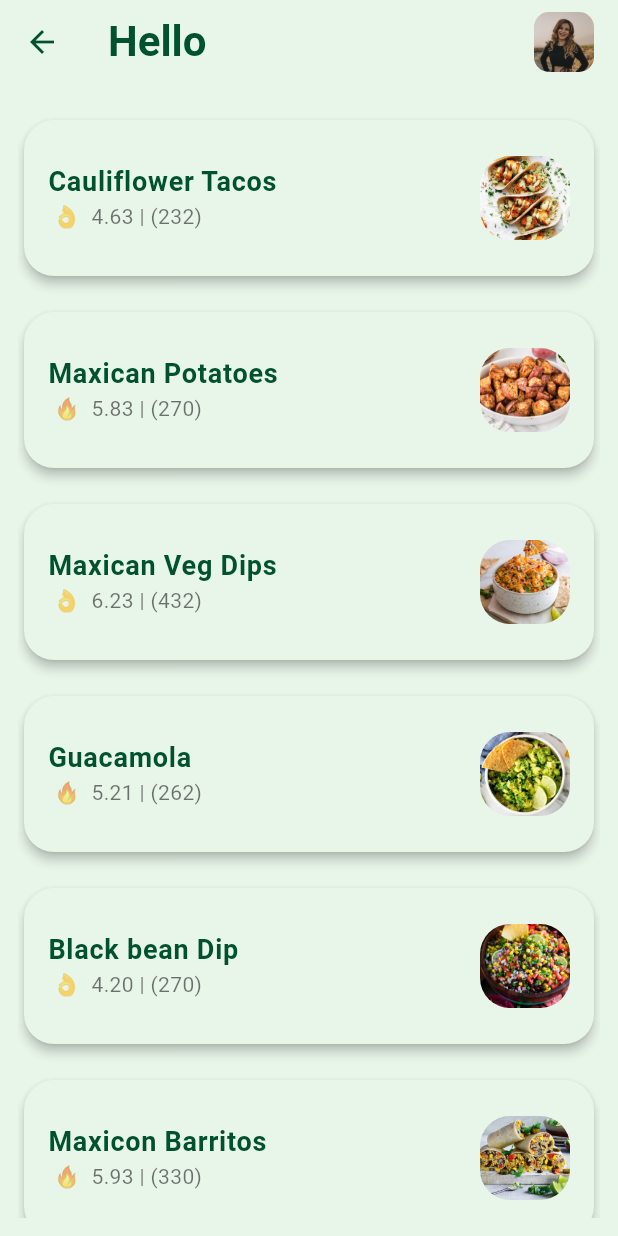
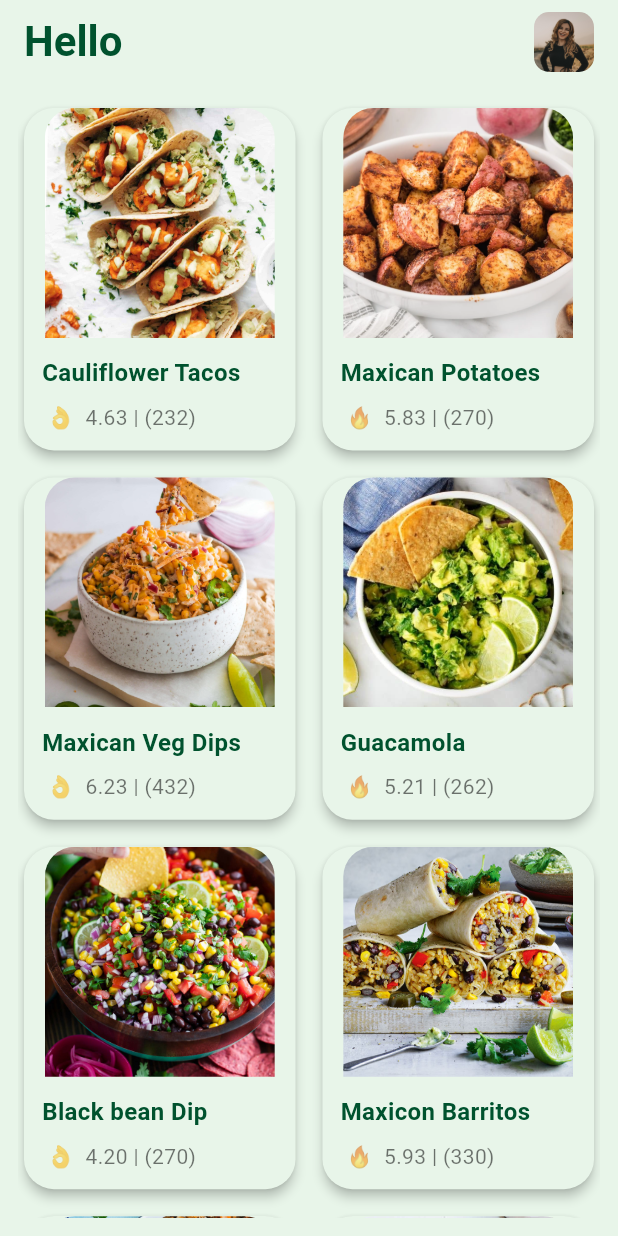
Before and after one commit to NguyenHHKiet/biology_research_app, a Flutter app: the Home screen opened directly, on a phone screen of 412 x 824 dp. Run offline on Flutter 3.47's test engine with Material 3 defaults, Android fonts, the phone set to English and light mode, and no system bars; our stand-ins replace firebase_auth, firebase_core, flutter_dotenv, fluttertoast, google_fonts, lottie and 2 more; accounts and stored records are empty; project files that could hold a hidden picture were left out.

Commit message:
GridView

```diff
--- a/app/lib/screens/home/home.dart
+++ b/app/lib/screens/home/home.dart
@@ -88,6 +88,7 @@ class _HomeState extends State<Home> with SingleTickerProviderStateMixin {
           ? Colors.green.shade50
           : Theme.of(context).scaffoldBackgroundColor,
       appBar: AppBar(
+        automaticallyImplyLeading: false, // Xóa nút back
         elevation: 0,
         centerTitle: true,
         backgroundColor: Theme.of(context).brightness == Brightness.light
@@ -116,13 +117,18 @@ class _HomeState extends State<Home> with SingleTickerProviderStateMixin {
       ),
       body: Padding(
         padding: const EdgeInsets.all(12.0),
-        child: ListView.builder(
+        child: GridView.builder(
+          gridDelegate: const SliverGridDelegateWithFixedCrossAxisCount(
+            crossAxisCount: 2,
+            childAspectRatio:
+                0.8, // Adjust this value to control the card proportions
+            crossAxisSpacing: 10,
+            mainAxisSpacing: 10,
+          ),
           itemCount: listOfCards.length,
           itemBuilder: (context, index) {
             final card = listOfCards[index];
-            return Padding(
-              padding: const EdgeInsets.symmetric(vertical: 8.0),
-              child: Card(
+            return Card(
               elevation: 3,
               shape: RoundedRectangleBorder(
                 borderRadius: BorderRadius.circular(20),
@@ -130,36 +136,61 @@ class _HomeState extends State<Home> with SingleTickerProviderStateMixin {
               color: Theme.of(context).brightness == Brightness.light
                   ? Colors.green.shade50
                   : Theme.of(context).cardColor,
-                child: ListTile(
-                  contentPadding: const EdgeInsets.all(16.0),
-                  title: Text(
-                    card.title,
-                    style: TextStyle(
-                      color: Theme.of(context).brightness == Brightness.light
-                          ? MyColors.darkGreen
-                          : Colors.white,
-                      fontSize: 18,
-                      fontWeight: FontWeight.w700,
+              child: Column(
+                crossAxisAlignment: CrossAxisAlignment.start,
+                children: [
+                  Expanded(
+                    child: Center(
+                      child: ClipRRect(
+                        borderRadius: const BorderRadius.vertical(
+                          top: Radius.circular(20),
                         ),
-                  ),
-                  subtitle: Text(
-                    "${card.icon} ${card.ret} | ${card.calories}",
-                    style: TextStyle(
-                      color: Theme.of(context).brightness == Brightness.light
-                          ? Colors.black54
-                          : Colors.white60,
-                    ),
-                  ),
-                  trailing: ClipRRect(
-                    borderRadius: BorderRadius.circular(20),
+                        child: AspectRatio(
+                          aspectRatio: 1, // Tỷ lệ vuông 1:1
                           child: Image.asset(
                             card.img,
-                      height: 60,
-                      width: 60,
                             fit: BoxFit.cover,
+                            alignment: Alignment.center,
                           ),
                         ),
                       ),
+                    ),
+                  ),
+                  Padding(
+                    padding: const EdgeInsets.all(12.0),
+                    child: Column(
+                      crossAxisAlignment: CrossAxisAlignment.start,
+                      children: [
+                        Text(
+                          card.title,
+                          style: TextStyle(
+                            color:
+                                Theme.of(context).brightness == Brightness.light
+                                    ? MyColors.darkGreen
+                                    : Colors.white,
+                            fontSize: 16,
+                            fontWeight: FontWeight.w700,
+                          ),
+                          maxLines: 1,
+                          overflow: TextOverflow.ellipsis,
+                        ),
+                        const SizedBox(height: 8),
+                        Text(
+                          "${card.icon} ${card.ret} | ${card.calories}",
+                          style: TextStyle(
+                            color:
+                                Theme.of(context).brightness == Brightness.light
+                                    ? Colors.black54
+                                    : Colors.white60,
+                            fontSize: 14,
+                          ),
+                          maxLines: 1,
+                          overflow: TextOverflow.ellipsis,
+                        ),
+                      ],
+                    ),
+                  ),
+                ],
               ),
             );
           },
```
Lines whose indentation alone changed are shown as unchanged.
